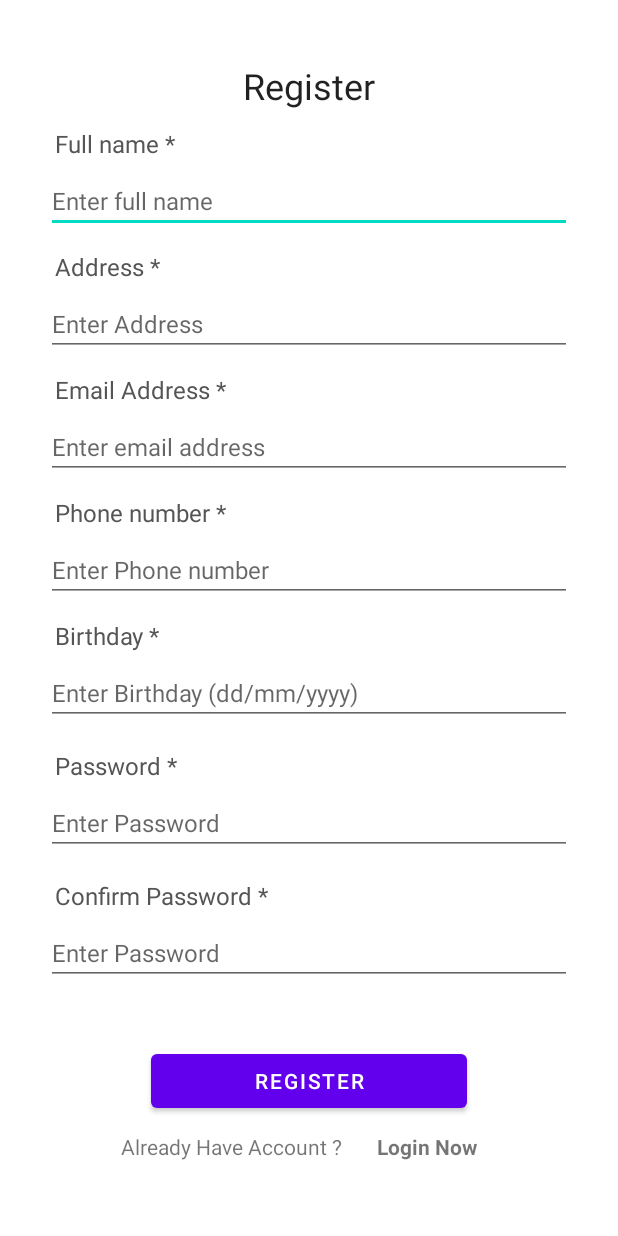
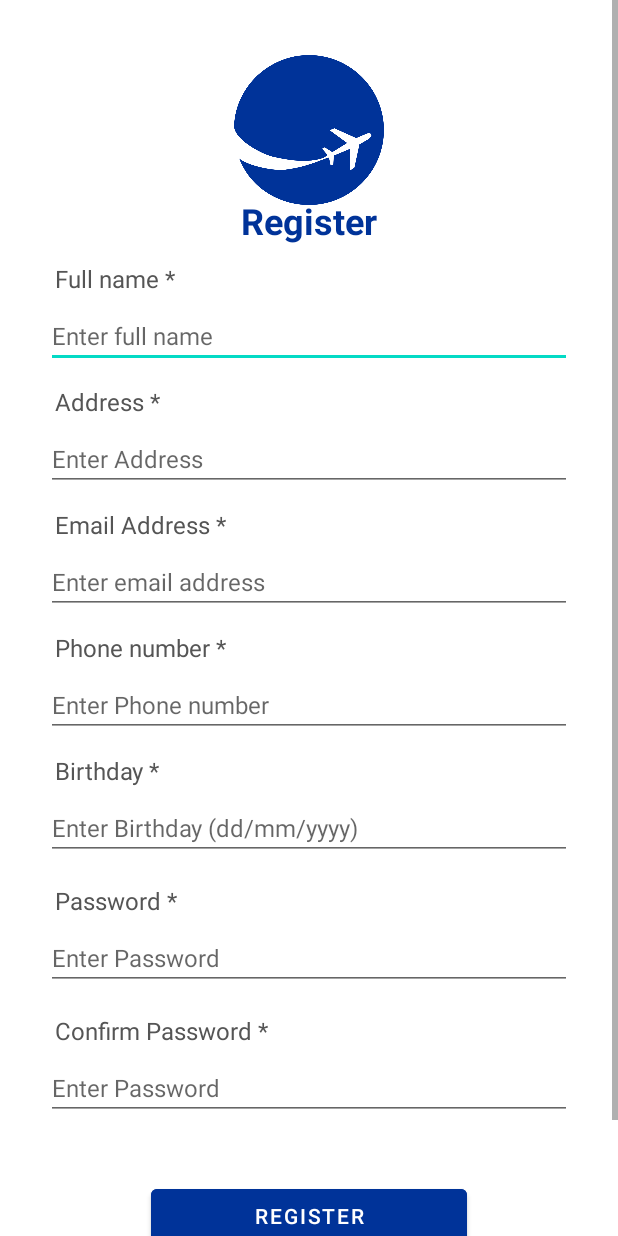
Before and after one commit to TharushiNavodya2000/MAD-Project_OUTLIERS, an Android app: the Register screen opened directly, with no data from a screen before it, on a phone screen of 412 x 824 dp. Run offline under Robolectric (Android 15) with nearby library versions, the phone set to English and light mode, and no system bars; our stand-ins replace Firebase (no records; nobody signed in at launch, a user with empty details on screens opened directly).

Commit message:
Registration page logo adding

```diff
--- a/app/src/main/res/layout/activity_register.xml
+++ b/app/src/main/res/layout/activity_register.xml
@@ -8,6 +8,7 @@
     android:gravity="center"
     tools:context=".Register">
 
+
     <RelativeLayout
         android:layout_width="match_parent"
         android:layout_height="wrap_content"
@@ -15,14 +16,24 @@
         android:background="@color/white"
         android:padding="15dp">
 
+
+        <ImageView
+            android:layout_width="match_parent"
+            android:layout_height="100dp"
+            android:layout_above="@+id/welcome"
+            android:layout_marginBottom="-106dp"
+            app:srcCompat="@drawable/travellogo" />
+
         <TextView
             android:id="@+id/welcome"
             android:layout_width="match_parent"
             android:layout_height="wrap_content"
-            android:layout_marginTop="10dp"
+            android:layout_marginTop="100dp"
             android:text="@string/register_title"
             android:textAlignment="center"
-            android:textAppearance="@style/TextAppearance.AppCompat.Headline" />
+            android:textAppearance="@style/TextAppearance.AppCompat.Headline"
+            android:textColor="@color/blue"
+            android:textStyle="bold" />
 
         <TextView
             android:id="@+id/tfullname"
@@ -173,6 +184,7 @@
             android:layout_marginLeft="70dp"
             android:layout_marginTop="40dp"
             android:layout_marginRight="70dp"
+            android:backgroundTint="@color/blue"
             android:text="@string/register_title" />
 
         <LinearLayout
```
